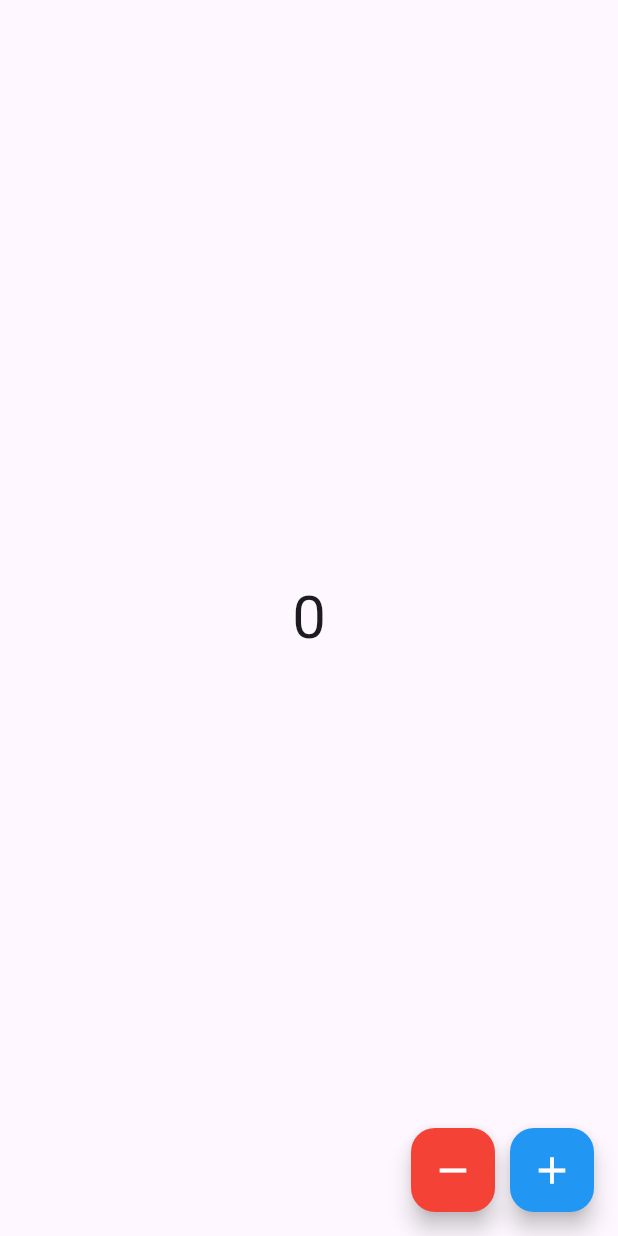
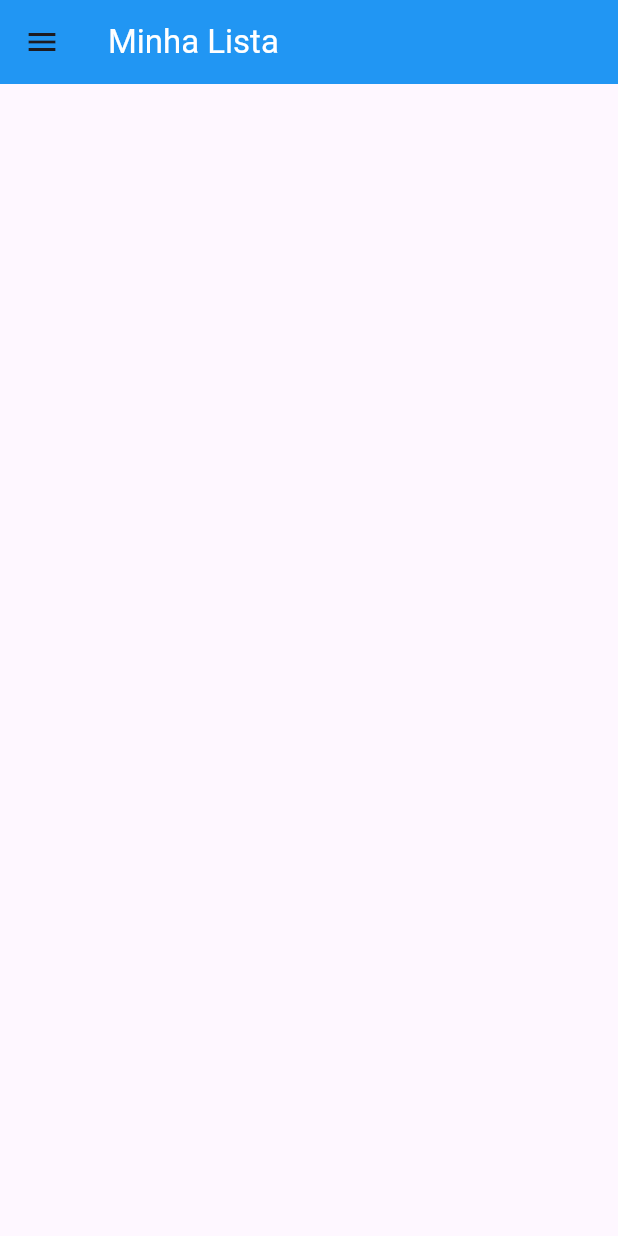
Before and after one commit to emersoncavalcanti-prof/flutter_app_estado, a Flutter app: the screen it shows after launch, on a phone screen of 412 x 824 dp. Run offline on Flutter 3.47's test engine with Material 3 defaults, Android fonts, the light colour scheme and no system bars.

Commit message:
criando lista com menu drawer

```diff
--- a/lib/home_page.dart
+++ b/lib/home_page.dart
@@ -8,43 +8,39 @@ class HomePage extends StatefulWidget {
 }
 
 class _HomePageState extends State<HomePage> {
-  int contador = 0;
-
-  void incrementar() {
-    setState(() {
-      if (contador < 10) {
-        contador++;
-      }
-    });
-  }
-
-  void decrementar() {
-    setState(() {
-      if (contador > 0) {
-        contador--;
-      }
-    });
-  }
-
   @override
   Widget build(BuildContext context) {
     return Scaffold(
-      body: Center(child: Text('$contador', style: TextStyle(fontSize: 40))),
-      floatingActionButton: Row(
-        spacing: 10,
-        mainAxisAlignment: MainAxisAlignment.end,
-        children: [
-          FloatingActionButton(
-            onPressed: decrementar,
-            backgroundColor: Colors.red,
-            child: Icon(Icons.remove, color: Colors.white, size: 30),
-          ),
-          FloatingActionButton(
-            onPressed: incrementar,
-            backgroundColor: Colors.blue,
-            child: Icon(Icons.add, color: Colors.white, size: 30),
-          ),
-        ],
+      appBar: AppBar(
+        title: Text('Minha Lista', style: TextStyle(color: Colors.white)),
+        backgroundColor: Colors.blue,
+      ),
+      drawer: Drawer(
+        child: Column(
+          children: [
+            UserAccountsDrawerHeader(
+              currentAccountPicture: Image.network(
+                'https://static.vecteezy.com/system/resources/thumbnails/004/607/791/small_2x/man-face-emotive-icon-smiling-male-character-in-blue-shirt-flat-illustration-isolated-on-white-happy-human-psychological-portrait-positive-emotions-user-avatar-for-app-web-design-vector.jpg',
+              ),
+              accountName: Text('Emerson'),
+              accountEmail: Text('emerson@ete.com'),
+            ),
+            Expanded(
+              child: ListView(
+                children: [
+                  ListTile(title: Text('Menu 1'), leading: Icon(Icons.add)),
+                  ListTile(title: Text('Menu 1'), leading: Icon(Icons.add)),
+                  ListTile(title: Text('Menu 1'), leading: Icon(Icons.add)),
+                  ListTile(title: Text('Menu 1'), leading: Icon(Icons.add)),
+                  ListTile(title: Text('Menu 1'), leading: Icon(Icons.add)),
+                  ListTile(title: Text('Menu 1'), leading: Icon(Icons.add)),
+                  ListTile(title: Text('Menu 1'), leading: Icon(Icons.add)),
+                  ListTile(title: Text('Menu 1'), leading: Icon(Icons.add)),
+                ],
+              ),
+            ),
+          ],
+        ),
       ),
     );
   }
```
